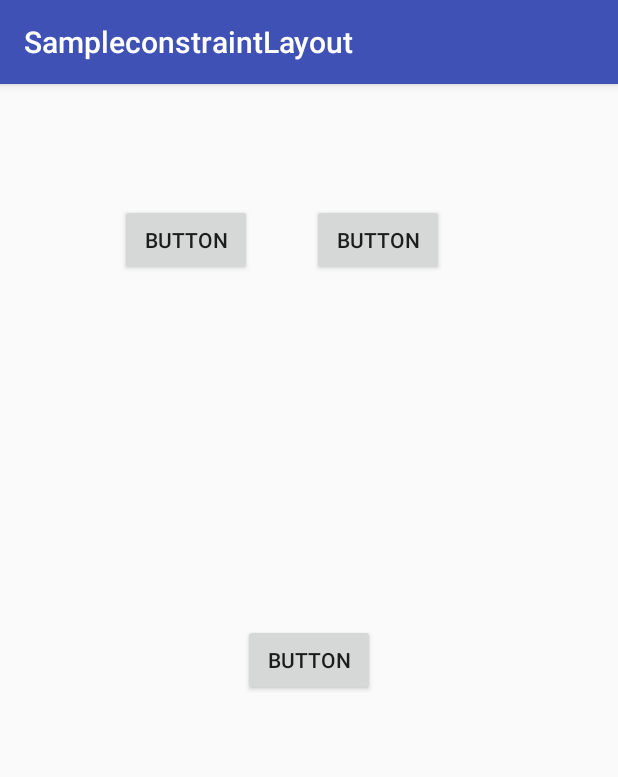
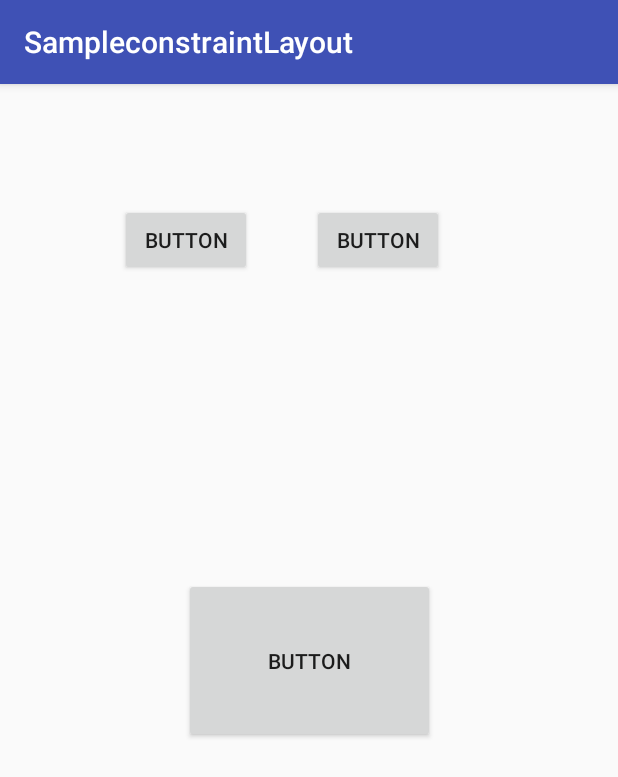
Before and after one commit to nickjw0205/android-practice, an Android app: the screen it shows after launch (MainActivity), on a phone screen of 412 x 824 dp. Shown: the top 777 px of the screen. Run offline under Robolectric (Android 15) with nearby library versions, the phone set to English and light mode, and no system bars.

```diff
--- a/SampleconstraintLayout/app/src/main/res/layout/activity_main.xml
+++ b/SampleconstraintLayout/app/src/main/res/layout/activity_main.xml
@@ -30,8 +30,8 @@
 
     <Button
         android:id="@+id/button3"
-        android:layout_width="wrap_content"
-        android:layout_height="wrap_content"
+        android:layout_width="167dp"
+        android:layout_height="110dp"
         android:layout_marginBottom="8dp"
         android:layout_marginEnd="8dp"
         android:layout_marginLeft="8dp"
```
Also changed, not shown: 1 other file.
